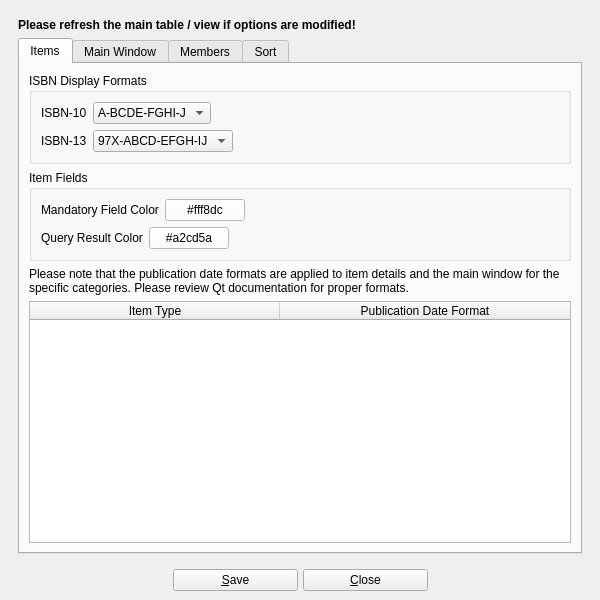
Old version of the form UI/biblioteq_otheroptions.ui in the repository textbrowser/biblioteq.
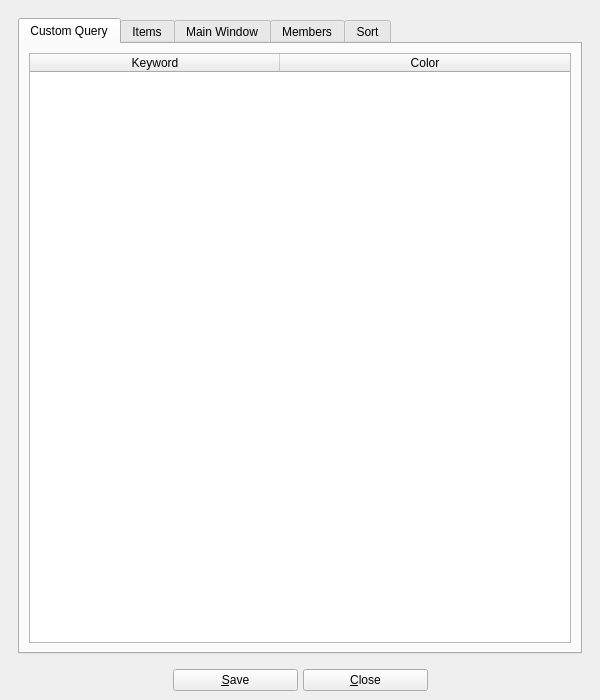
New version of the form. Icons and pictures are not drawn.

Commit message: SQLite highlighting.

Diff of the .ui file:
```diff
--- a/UI/biblioteq_otheroptions.ui
+++ b/UI/biblioteq_otheroptions.ui
@@ -7,7 +7,7 @@
     <x>0</x>
     <y>0</y>
     <width>600</width>
-    <height>600</height>
+    <height>700</height>
    </rect>
   </property>
   <property name="windowTitle">
@@ -32,32 +32,64 @@
         <rect>
          <x>0</x>
          <y>0</y>
-         <width>567</width>
-         <height>622</height>
+         <width>588</width>
+         <height>642</height>
         </rect>
        </property>
        <layout class="QVBoxLayout" name="verticalLayout_2">
-        <item>
-         <widget class="QLabel" name="label_5">
-          <property name="font">
-           <font>
-            <weight>75</weight>
-            <bold>true</bold>
-           </font>
-          </property>
-          <property name="text">
-           <string>Please refresh the main table / view if options are modified!</string>
-          </property>
-          <property name="wordWrap">
-           <bool>true</bool>
-          </property>
-         </widget>
-        </item>
         <item>
          <widget class="QTabWidget" name="tabWidget">
           <property name="currentIndex">
            <number>0</number>
           </property>
+          <widget class="QWidget" name="tab">
+           <attribute name="title">
+            <string>Custom Query</string>
+           </attribute>
+           <layout class="QVBoxLayout" name="verticalLayout_10">
+            <item>
+             <widget class="QTableWidget" name="custom_query">
+              <property name="alternatingRowColors">
+               <bool>true</bool>
+              </property>
+              <property name="selectionMode">
+               <enum>QAbstractItemView::SingleSelection</enum>
+              </property>
+              <property name="selectionBehavior">
+               <enum>QAbstractItemView::SelectRows</enum>
+              </property>
+              <property name="verticalScrollMode">
+               <enum>QAbstractItemView::ScrollPerPixel</enum>
+              </property>
+              <property name="horizontalScrollMode">
+               <enum>QAbstractItemView::ScrollPerPixel</enum>
+              </property>
+              <attribute name="horizontalHeaderMinimumSectionSize">
+               <number>250</number>
+              </attribute>
+              <attribute name="horizontalHeaderDefaultSectionSize">
+               <number>250</number>
+              </attribute>
+              <attribute name="horizontalHeaderStretchLastSection">
+               <bool>true</bool>
+              </attribute>
+              <attribute name="verticalHeaderVisible">
+               <bool>false</bool>
+              </attribute>
+              <column>
+               <property name="text">
+                <string>Keyword</string>
+               </property>
+              </column>
+              <column>
+               <property name="text">
+                <string>Color</string>
+               </property>
+              </column>
+             </widget>
+            </item>
+           </layout>
+          </widget>
           <widget class="QWidget" name="tab_1">
            <attribute name="title">
             <string>Items</string>
```
Left out of the diff: 49 changed lines with no effect on the pictures.
